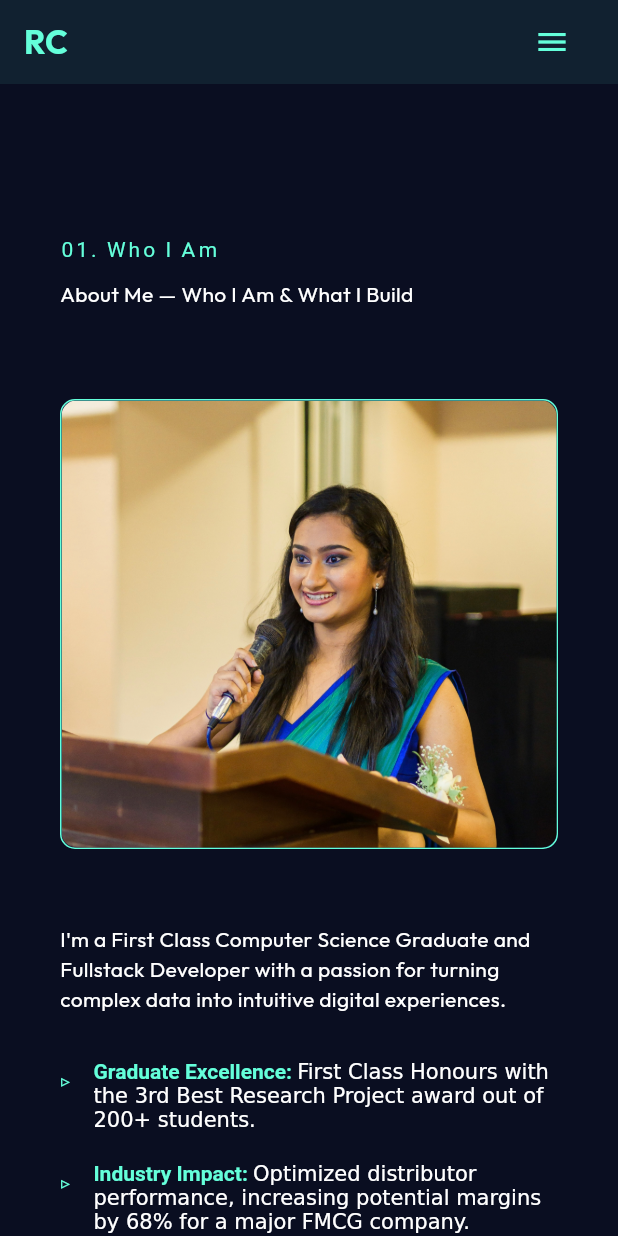
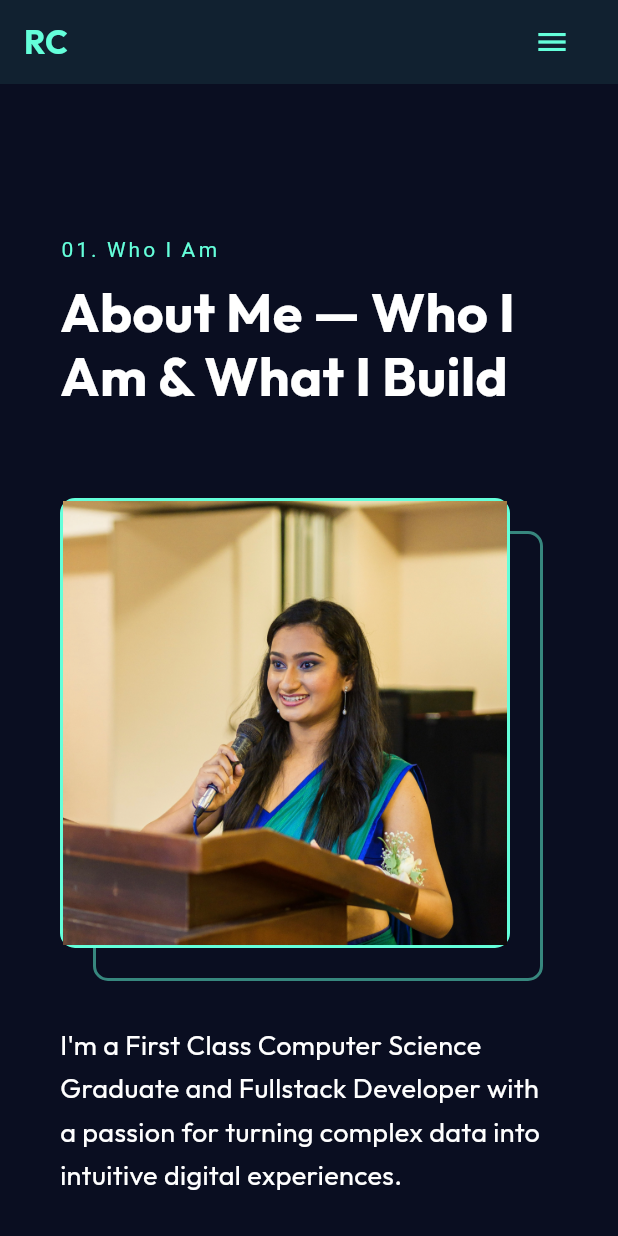
Before and after one commit to rachelcooray/portfolio, a Flutter app: the screen it shows after launch, after a tap on the "menu" icon, after a tap on "About", on a phone screen of 412 x 824 dp. Run offline on Flutter 3.47's test engine with Material 3 defaults, Android fonts, the phone set to English and light mode, and no system bars; drawn by our look-alikes of flutter_animate; our stand-ins replace animated_text_kit, font_awesome_flutter, google_fonts.

Commit message:
Apple-style Transition Enhancements: Scroll Reveal & Staggered Entrance

```diff
--- a/client/lib/sections/about_section.dart
+++ b/client/lib/sections/about_section.dart
@@ -1,4 +1,6 @@
 import 'package:flutter/material.dart';
+import 'package:google_fonts/google_fonts.dart';
+import 'package:flutter_animate/flutter_animate.dart';
 import '../widgets/section_container.dart';
 
 class AboutSection extends StatelessWidget {
@@ -6,25 +8,44 @@
 
   @override
   Widget build(BuildContext context) {
-    final bool isMobile = MediaQuery.of(context).size.width < 800;
+    bool isMobile = MediaQuery.of(context).size.width < 800;
 
-    // Define the image widget separately for reuse
+    // Define the profile image widget separately
     Widget profileImage = Container(
+      width: 300,
       height: 300,
-      width: isMobile ? double.infinity : null, // Full width on mobile
       decoration: BoxDecoration(
+        border: Border.all(color: Theme.of(context).primaryColor, width: 2),
         borderRadius: BorderRadius.circular(10),
-        border: Border.all(color: Theme.of(context).primaryColor),
-        color: const Color(0xFF112240),
       ),
-      child: ClipRRect(
-        borderRadius: BorderRadius.circular(10),
-        child: Image.asset(
-          'assets/images/profile.png',
-          fit: BoxFit.cover,
-        ),
+      child: Stack(
+        clipBehavior: Clip.none,
+        children: [
+          Positioned(
+            top: 20,
+            left: 20,
+            child: Container(
+              width: 300,
+              height: 300,
+              decoration: BoxDecoration(
+                border: Border.all(color: Theme.of(context).primaryColor.withOpacity(0.5), width: 2),
+                borderRadius: BorderRadius.circular(10),
+              ),
+            ),
+          ),
+          Image.asset(
+            'assets/images/profile.png',
+            fit: BoxFit.cover,
+            width: 300,
+            height: 300,
+            errorBuilder: (context, error, stackTrace) => Container(
+              color: Colors.grey[800],
+              child: const Icon(Icons.person, size: 100, color: Colors.white),
+            ),
+          ),
+        ],
       ),
-    );
+    ).animate().fadeIn(delay: 600.ms, duration: 800.ms).slideX(begin: 0.2, end: 0, curve: Curves.easeOutCubic);
 
     // Define the text widget separately
     Widget aboutText = Column(
@@ -33,12 +54,12 @@
         SelectableText(
           "I'm a First Class Computer Science Graduate and Fullstack Developer with a passion for turning complex data into intuitive digital experiences.",
           style: GoogleFonts.outfit(fontSize: 18, height: 1.6, color: Colors.white),
-        ),
+        ).animate().fadeIn(delay: 500.ms, duration: 600.ms).slideY(begin: 0.1, end: 0),
         const SizedBox(height: 30),
-        _buildBulletPoint(context, "Graduate Excellence", "First Class Honours with the 3rd Best Research Project award out of 200+ students."),
-        _buildBulletPoint(context, "Industry Impact", "Optimized distributor performance, increasing potential margins by 68% for a major FMCG company."),
-        _buildBulletPoint(context, "Fullstack Versatility", "Delivering end-to-end web and mobile solutions from UI/UX design to scalable backend integration."),
-        _buildBulletPoint(context, "Strategic Vision", "Combining technical expertise with business analytics to solve real-world problems."),
+        _buildBulletPoint(context, "Graduate Excellence", "First Class Honours with the 3rd Best Research Project award out of 200+ students.", 0),
+        _buildBulletPoint(context, "Industry Impact", "Optimized distributor performance, increasing potential margins by 68% for a major FMCG company.", 1),
+        _buildBulletPoint(context, "Fullstack Versatility", "Delivering end-to-end web and mobile solutions from UI/UX design to scalable backend integration.", 2),
+        _buildBulletPoint(context, "Strategic Vision", "Combining technical expertise with business analytics to solve real-world problems.", 3),
       ],
     );
 
@@ -65,7 +86,7 @@
     );
   }
 
-  Widget _buildBulletPoint(BuildContext context, String title, String description) {
+  Widget _buildBulletPoint(BuildContext context, String title, String description, int index) {
     return Padding(
       padding: const EdgeInsets.only(bottom: 20),
       child: Row(
@@ -86,6 +107,6 @@
           ),
         ],
       ),
-    );
+    ).animate().fadeIn(delay: (700 + (index * 150)).ms, duration: 600.ms).slideX(begin: -0.05, end: 0);
   }
 }
--- a/client/lib/sections/awards_section.dart
+++ b/client/lib/sections/awards_section.dart
@@ -1,5 +1,6 @@
 import 'package:flutter/material.dart';
 import 'package:google_fonts/google_fonts.dart';
+import 'package:flutter_animate/flutter_animate.dart';
 import '../services/api_service.dart';
 import '../widgets/section_container.dart';
 
@@ -38,7 +39,14 @@
 
           final awards = snapshot.data!;
           return Column(
-            children: awards.map((award) => _AwardItem(award: award)).toList(),
+            children: awards.asMap().entries.map((entry) {
+              final index = entry.key;
+              final award = entry.value;
+              return _AwardItem(award: award)
+                  .animate()
+                  .fadeIn(delay: (400 + (index * 150)).ms, duration: 600.ms)
+                  .slideY(begin: 0.1, end: 0, curve: Curves.easeOutCubic);
+            }).toList(),
           );
         },
       ),
--- a/client/lib/sections/experience_section.dart
+++ b/client/lib/sections/experience_section.dart
@@ -1,5 +1,6 @@
 import 'package:flutter/material.dart';
 import 'dart:math'; // For Flip Animation
+import 'package:flutter_animate/flutter_animate.dart';
 import '../widgets/section_container.dart';
 import '../services/api_service.dart';
 
@@ -28,42 +29,56 @@
           final other = allExperience.where((e) => e['type'] == 'other').toList();
           final education = allExperience.where((e) => e['type'] == 'education').toList();
 
+          int globalIndex = 0;
+
           return Column(
             crossAxisAlignment: CrossAxisAlignment.start,
             children: [
                if (industry.isNotEmpty) ...[
                  _SectionHeader(title: "Industry Experience"),
-                 ...industry.map((e) => _ExperienceTile(
+                 ...industry.map((e) {
+                   final tile = _ExperienceTile(
                      title: e['title'],
                      company: e['company'],
-                   date: e['date_range'], // Matches DB column
+                     date: e['date_range'],
                      summary: e['summary'],
                      details: List<String>.from(e['details'] ?? []),
-                 )),
+                   ).animate().fadeIn(delay: (400 + (globalIndex * 100)).ms, duration: 600.ms).slideX(begin: 0.1, end: 0);
+                   globalIndex++;
+                   return tile;
+                 }),
                  const SizedBox(height: 40),
                ],
 
                if (other.isNotEmpty) ...[
                  _SectionHeader(title: "Other Experience"),
-                 ...other.map((e) => _ExperienceTile(
+                 ...other.map((e) {
+                   final tile = _ExperienceTile(
                      title: e['title'],
                      company: e['company'],
                      date: e['date_range'],
                      summary: e['summary'],
                      details: List<String>.from(e['details'] ?? []),
-                 )),
+                   ).animate().fadeIn(delay: (400 + (globalIndex * 100)).ms, duration: 600.ms).slideX(begin: 0.1, end: 0);
+                   globalIndex++;
+                   return tile;
+                 }),
                  const SizedBox(height: 40),
                ],
 
                if (education.isNotEmpty) ...[
                  _SectionHeader(title: "Education"),
-                 ...education.map((e) => _ExperienceTile(
+                 ...education.map((e) {
+                   final tile = _ExperienceTile(
                      title: e['title'],
                      company: e['company'],
                      date: e['date_range'],
                      summary: e['summary'],
                      details: List<String>.from(e['details'] ?? []),
-                 )),
+                   ).animate().fadeIn(delay: (400 + (globalIndex * 100)).ms, duration: 600.ms).slideX(begin: 0.1, end: 0);
+                   globalIndex++;
+                   return tile;
+                 }),
                ]
             ],
           );
--- a/client/lib/sections/projects_section.dart
+++ b/client/lib/sections/projects_section.dart
@@ -1,4 +1,6 @@
 import 'package:flutter/material.dart';
+import 'package:google_fonts/google_fonts.dart';
+import 'package:flutter_animate/flutter_animate.dart';
 import '../services/api_service.dart';
 import '../widgets/section_container.dart';
 import 'package:url_launcher/url_launcher.dart';
@@ -47,7 +49,7 @@
                 final project = projects[index];
                 return Padding(
                   padding: const EdgeInsets.only(right: 30),
-                  child: _ProjectCard(project: project),
+                  child: _ProjectCard(project: project).animate().fadeIn(delay: (400 + (index * 100)).ms, duration: 600.ms).slideX(begin: 0.1, end: 0, curve: Curves.easeOutCubic),
                 );
               },
             ),
--- a/client/lib/sections/skills_section.dart
+++ b/client/lib/sections/skills_section.dart
@@ -1,4 +1,5 @@
 import 'package:flutter/material.dart';
+import 'package:flutter_animate/flutter_animate.dart';
 import '../widgets/section_container.dart';
 import '../services/api_service.dart';
 
@@ -21,6 +22,7 @@
           }
 
           final categories = snapshot.data ?? [];
+          int globalSkillIndex = 0;
 
           return Column(
             crossAxisAlignment: CrossAxisAlignment.start,
@@ -44,7 +46,14 @@
                     Wrap(
                       spacing: 12,
                       runSpacing: 12,
-                      children: items.map((skill) => _SkillChip(label: skill)).toList(),
+                      children: items.map((skill) {
+                        final chip = _SkillChip(label: skill)
+                            .animate()
+                            .fadeIn(delay: (400 + (globalSkillIndex * 50)).ms, duration: 400.ms)
+                            .slideY(begin: 0.2, end: 0, curve: Curves.easeOutBack);
+                        globalSkillIndex++;
+                        return chip;
+                      }).toList(),
                     ),
                   ],
                 ),
--- a/client/lib/widgets/section_container.dart
+++ b/client/lib/widgets/section_container.dart
@@ -1,4 +1,6 @@
 import 'package:flutter/material.dart';
+import 'package:google_fonts/google_fonts.dart';
+import 'package:flutter_animate/flutter_animate.dart';
 
 class SectionContainer extends StatelessWidget {
   final Widget child;
@@ -11,7 +13,7 @@
       required this.child,
       required this.title,
       required this.subtitle,
-      this.backgroundColor = Colors.transparent
+      this.backgroundColor = const Color(0xFF0A0E21)
   });
 
   @override
@@ -33,7 +35,7 @@
                   fontFamily: 'Fira Code',
                   letterSpacing: 2,
                 ),
-              ),
+              ).animate().fadeIn(duration: 600.ms).slideX(begin: -0.2, end: 0, curve: Curves.easeOutCubic),
               const SizedBox(height: 10),
               Text(
                 subtitle,
@@ -43,9 +45,9 @@
                   color: Colors.white,
                   height: 1.2,
                 ),
-              ),
+              ).animate().fadeIn(delay: 200.ms, duration: 800.ms).slideY(begin: 0.3, end: 0, curve: Curves.easeOutCubic),
               const SizedBox(height: 60), // More whitespace
-              child,
+              child.animate().fadeIn(delay: 400.ms, duration: 800.ms).slideY(begin: 0.2, end: 0, curve: Curves.easeOutCubic),
             ],
           ),
         ),
```
Lines whose indentation alone changed are shown as unchanged.
